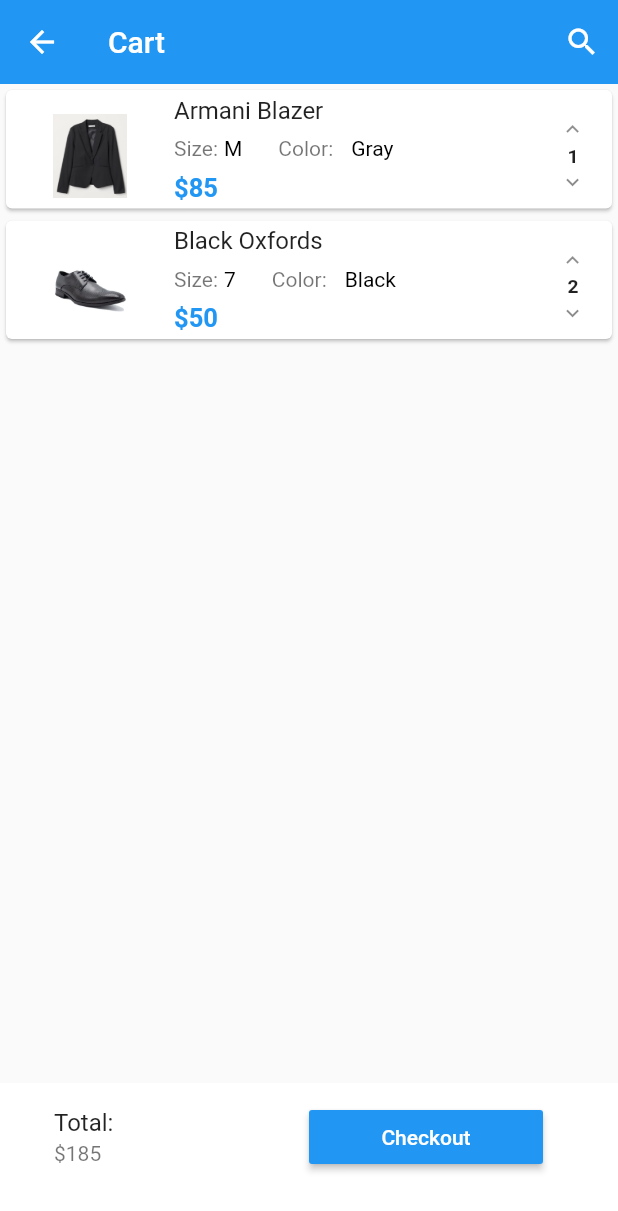
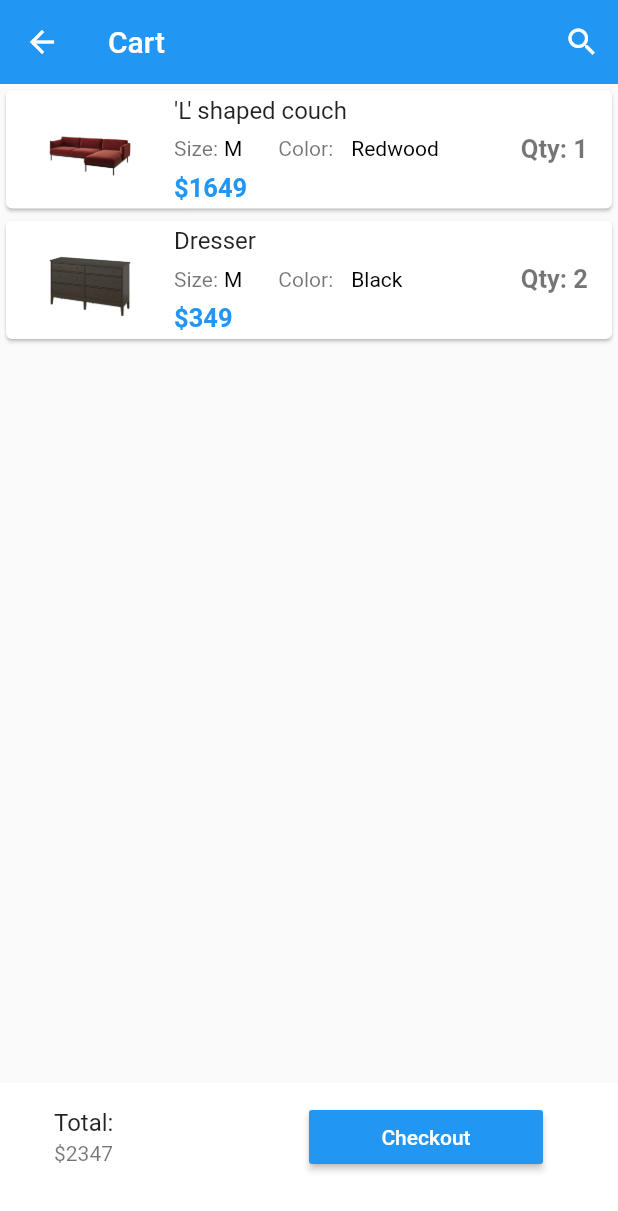
Before and after one commit to elizabethhillman/cmpe137_team4, a Flutter app: the Cart screen opened directly, on a phone screen of 412 x 824 dp. Shown: the top 1211 px of the screen. Run offline on Flutter 3.47's test engine with Material 2 defaults, Android fonts, the phone set to English and light mode, and no system bars; our stand-ins replace carousel_slider.

Commit message:
change cart info to represent furniture images and data

```diff
--- a/ekea/lib/components/cart_products.dart
+++ b/ekea/lib/components/cart_products.dart
@@ -10,18 +10,18 @@ class Cart_products extends StatefulWidget {
 class _Cart_productsState extends State<Cart_products> {
   var Products_on_the_cart = [
     {
-      "name": "Armani Blazer",
-      "picture": "images/products/blazer1.png",
-      "price": 85,
+      "name": "'L' shaped couch ",
+      "picture": "images/products/aepplaryd.jpg.webp",
+      "price": 1649,
       "size": "M",
-      "color": "Gray",
+      "color": "Redwood",
       "quantity": 1
     },
     {
-      "name": "Black Oxfords",
-      "picture": "images/products/shoesM.png",
-      "price": 50,
-      "size": "7",
+      "name": "Dresser",
+      "picture": "images/products/dresser.jpg.webp",
+      "price":349,
+      "size": "M",
       "color": "Black",
       "quantity": 2
     }
@@ -114,19 +114,20 @@ class Single_cart_product extends StatelessWidget {
           fit: BoxFit.fill,
           child: Column(
             children: <Widget>[
-              IconButton(icon: const Icon(Icons.keyboard_arrow_up), iconSize: 80.0, onPressed: () => {}),
+              // IconButton(icon: const Icon(Icons.keyboard_arrow_up), iconSize: 80.0, onPressed: () => {}),
 
               Padding(
-                  padding: const EdgeInsets.fromLTRB(2, 0, 0, 0),
+                  padding: const EdgeInsets.fromLTRB(2, 13, 0, 0),
                   child:
-              Text (cart_prod_qty.toString(),
+              Text ('Qty: ' + cart_prod_qty.toString(),
                 style: const TextStyle(
-                  fontSize: 60.0,
+                  color: Colors.black54,
+                  fontSize: 17,
                   fontWeight: FontWeight.bold
                 ),
               ),),
 
-              IconButton(icon: const Icon(Icons.keyboard_arrow_down), iconSize: 80.0, onPressed: () => {})
+              // IconButton(icon: const Icon(Icons.keyboard_arrow_down), iconSize: 80.0, onPressed: () => {})
 
             ],
           )
--- a/ekea/lib/pages/cart.dart
+++ b/ekea/lib/pages/cart.dart
@@ -36,7 +36,7 @@ class _CartState extends State<Cart> {
                    padding: EdgeInsets.fromLTRB(20, 0, 0, 30),
                      child: ListTile(
                        title: Text("Total: "),
-                       subtitle: Text("\$185"),
+                       subtitle: Text("\$2347"),
                      )
                  ),
               ),
```
